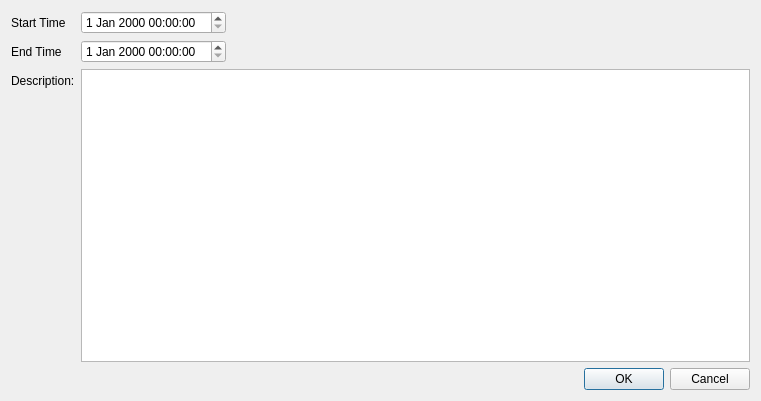
Qt form src/worklog/ui/widget/entrydialog.ui (anetczuk/work-log) before a commit.
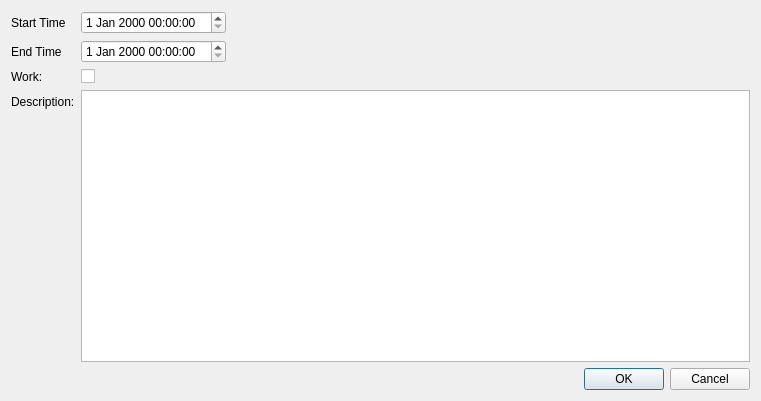
The same form after that commit.

```diff
--- a/src/worklog/ui/widget/entrydialog.ui
+++ b/src/worklog/ui/widget/entrydialog.ui
@@ -63,14 +63,14 @@
        </item>
       </layout>
      </item>
-     <item row="2" column="0">
+     <item row="3" column="0">
       <widget class="QLabel" name="label_7">
        <property name="text">
         <string>Description:</string>
        </property>
       </widget>
      </item>
-     <item row="2" column="1">
+     <item row="3" column="1">
       <widget class="QTextEdit" name="descriptionTE"/>
      </item>
      <item row="1" column="0">
@@ -80,6 +80,20 @@
        </property>
       </widget>
      </item>
+     <item row="2" column="0">
+      <widget class="QLabel" name="label_3">
+       <property name="text">
+        <string>Work:</string>
+       </property>
+      </widget>
+     </item>
+     <item row="2" column="1">
+      <widget class="QCheckBox" name="workCB">
+       <property name="text">
+        <string/>
+       </property>
+      </widget>
+     </item>
     </layout>
    </item>
    <item>
```
